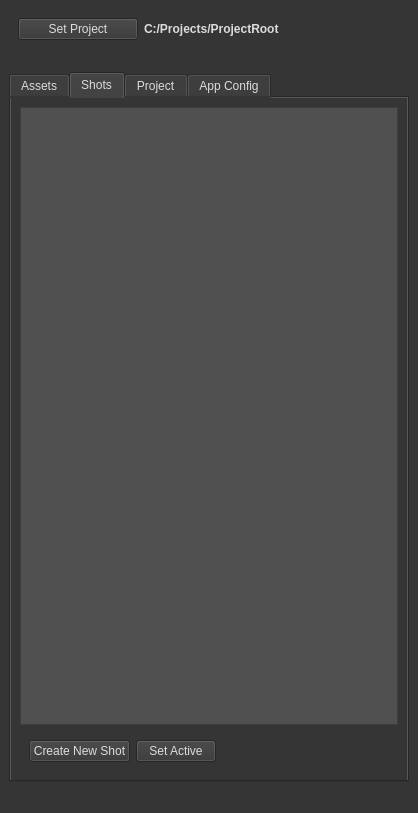
Old version of the form scripts/ui/project_manager.ui in the repository kurzemnieks/re_pipeline.
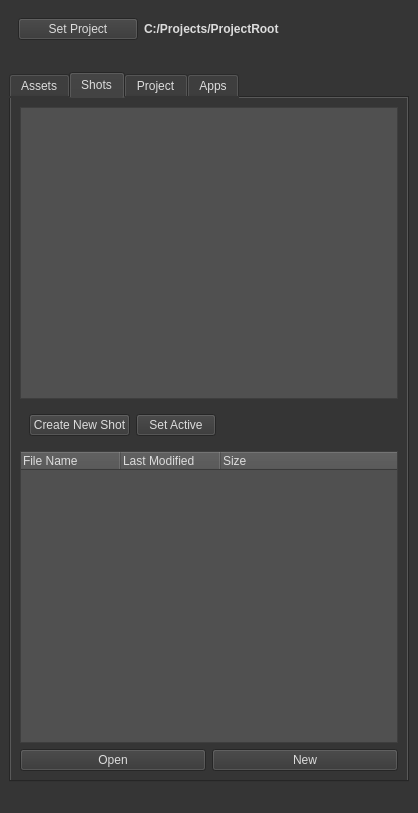
New version of the form. The open tabs and pages were chosen to show the change. Icons and pictures are not drawn.

Commit message: Added icons. Fixed template format. Added Blender project manager functionality

Diff of the .ui file:
```diff
--- a/scripts/ui/project_manager.ui
+++ b/scripts/ui/project_manager.ui
@@ -252,6 +252,54 @@
           </layout>
          </widget>
         </item>
+        <item>
+         <widget class="QTreeWidget" name="shotFileList">
+          <property name="styleSheet">
+           <string notr="true">background-color: rgb(80, 80, 80);</string>
+          </property>
+          <column>
+           <property name="text">
+            <string>File Name</string>
+           </property>
+          </column>
+          <column>
+           <property name="text">
+            <string>Last Modified</string>
+           </property>
+          </column>
+          <column>
+           <property name="text">
+            <string>Size</string>
+           </property>
+          </column>
+         </widget>
+        </item>
+        <item>
+         <layout class="QHBoxLayout" name="horizontalLayout_7">
+          <item>
+           <widget class="QPushButton" name="openShotFileButton">
+            <property name="text">
+             <string>Open</string>
+            </property>
+            <property name="icon">
+             <iconset>
+              <normaloff>icons/link_file.png</normaloff>icons/link_file.png</iconset>
+            </property>
+           </widget>
+          </item>
+          <item>
+           <widget class="QPushButton" name="newShotFileButton">
+            <property name="text">
+             <string>New</string>
+            </property>
+            <property name="icon">
+             <iconset>
+              <normaloff>icons/new_file_2.png</normaloff>icons/new_file_2.png</iconset>
+            </property>
+           </widget>
+          </item>
+         </layout>
+        </item>
        </layout>
       </widget>
       <widget class="QWidget" name="tab_Project">
@@ -690,7 +738,7 @@
       </widget>
       <widget class="QWidget" name="tab_Apps">
        <attribute name="title">
-        <string>App Config</string>
+        <string>Apps</string>
        </attribute>
        <layout class="QVBoxLayout" name="verticalLayout_20">
         <item>
```
Left out of the diff: 78 changed lines with no effect on the pictures. The commit also changes 33 other files.
